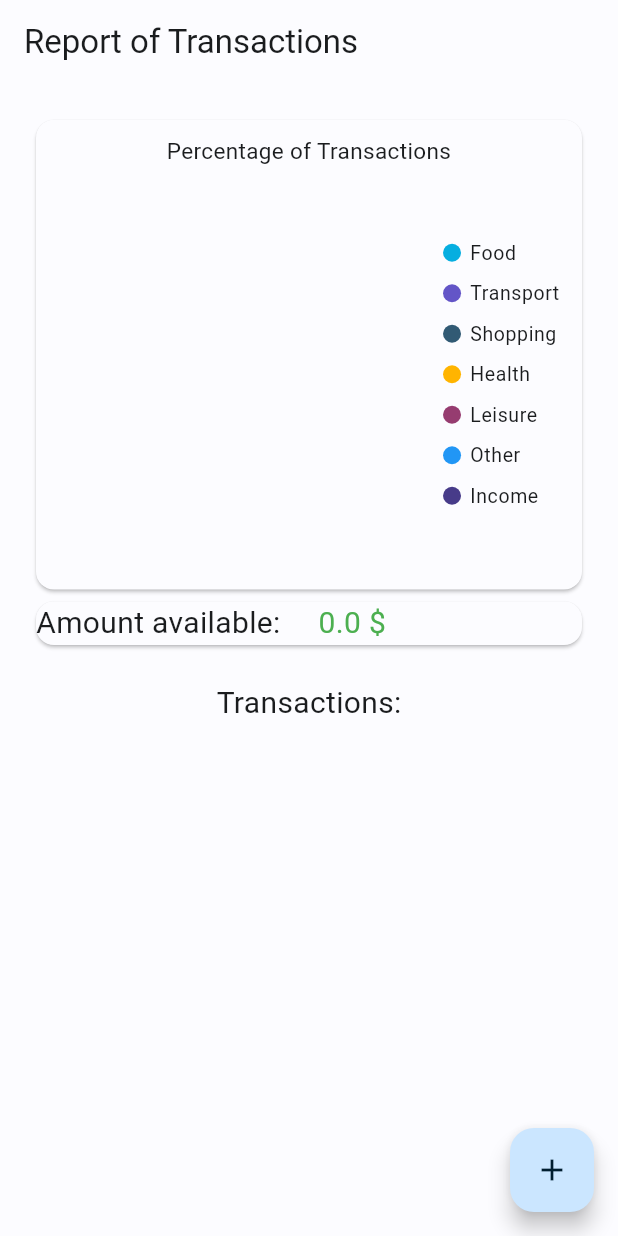
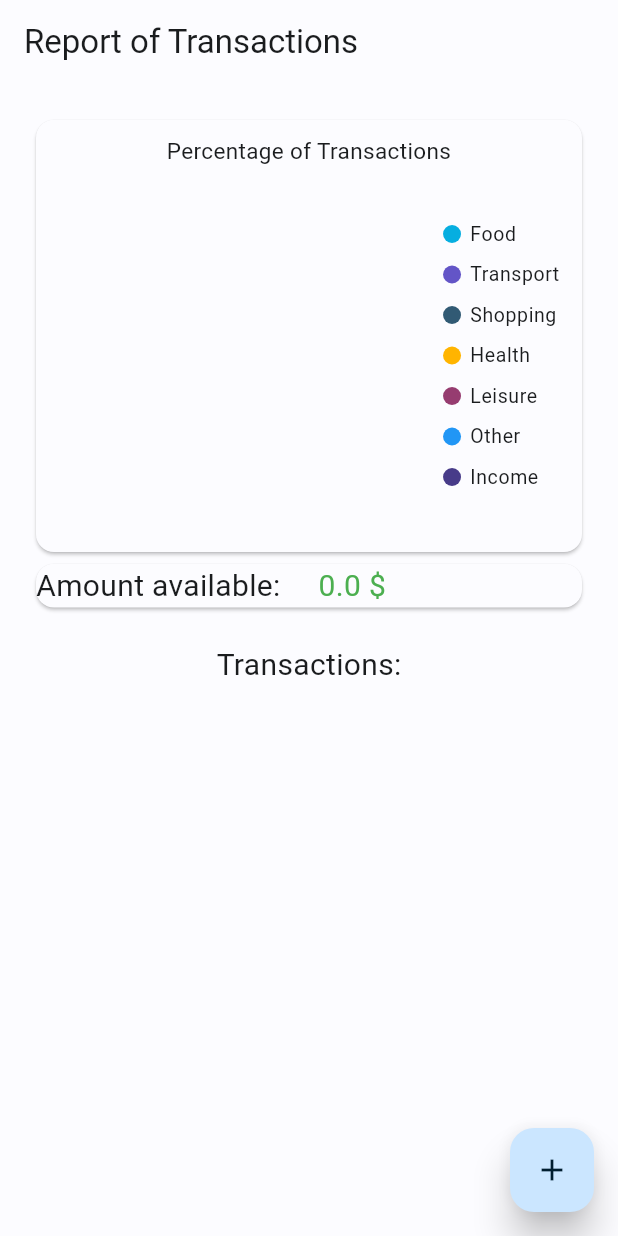
Before and after one commit to Sproc01/my_finance, a Flutter app: the screen it shows after launch, on a phone screen of 412 x 824 dp. Run offline on Flutter 3.47's test engine with Material 3 defaults, Android fonts, the phone set to English and light mode, and no system bars; our stand-ins replace shared_preferences, syncfusion_flutter_charts.

Commit message:
interface bug correct

```diff
--- a/lib/screens/homePage.dart
+++ b/lib/screens/homePage.dart
@@ -1,3 +1,5 @@
+import 'dart:ui';
+
 import 'package:my_finance/src/TypeTransaction.dart';
 import 'package:my_finance/src/Wallet.dart';
 import 'package:flutter/material.dart';
@@ -98,9 +100,9 @@ class homePage extends StatelessWidget {
                 },
               ),
             ),
+            const SizedBox(height: 50)
           ],)
       ),
-
       floatingActionButton: FloatingActionButton(
         onPressed: () async {
           final result = await Navigator.pushNamed(context, '/insertOut/');
@@ -112,6 +114,7 @@ class homePage extends StatelessWidget {
             ScaffoldMessenger.of(context).showSnackBar(const SnackBar(content: Text('Operation cancelled')));
           }
         },
+        elevation: 10,
         child: const Icon(Icons.add),
       ),
     );
```
